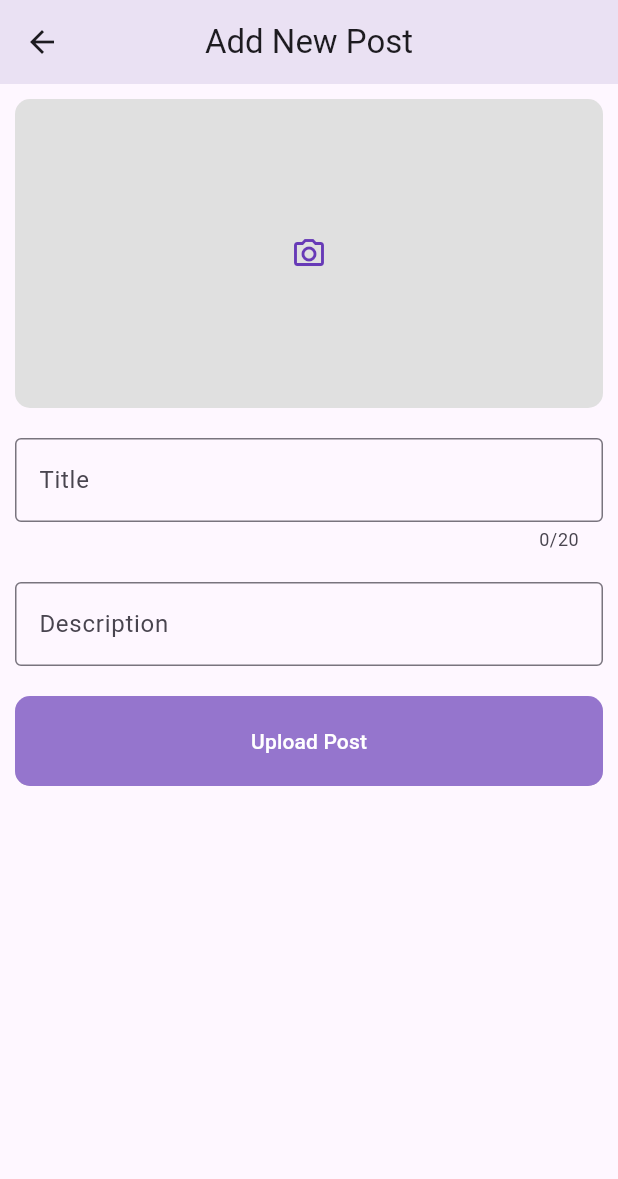
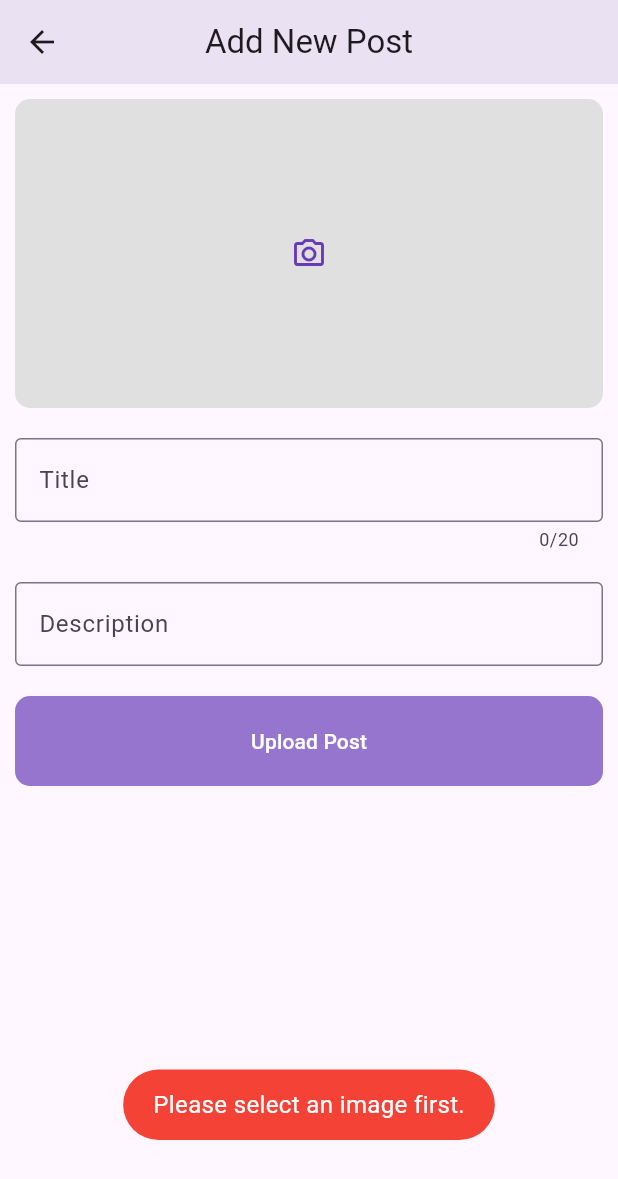
Before and after one commit to rakib5377/blogapp, a Flutter app: the AddPostScreen screen opened directly, after a tap on "Upload Post", on a phone screen of 412 x 824 dp. Shown: the top 1179 px of the screen. Run offline on Flutter 3.47's test engine with Material 3 defaults, Android fonts, the phone set to English and light mode, and no system bars; drawn by our look-alikes of modal_progress_hud_nsn; our stand-ins replace firebase_auth, firebase_core, firebase_database, firebase_storage, fluttertoast, image_picker and 1 more; accounts and stored records are empty.

Commit message:
Post added

```diff
--- a/lib/screens/add_post_screen.dart
+++ b/lib/screens/add_post_screen.dart
@@ -1,8 +1,13 @@
 import 'dart:io';
-
 import 'package:blogapp/components/round_button.dart';
+import 'package:firebase_auth/firebase_auth.dart';
+import 'package:firebase_database/firebase_database.dart';
+import 'package:firebase_storage/firebase_storage.dart';
 import 'package:flutter/material.dart';
+import 'package:fluttertoast/fluttertoast.dart';
 import 'package:image_picker/image_picker.dart';
+import 'package:firebase_storage/firebase_storage.dart' as firebase_storage;
+import 'package:modal_progress_hud_nsn/modal_progress_hud_nsn.dart';
 
 class AddPostScreen extends StatefulWidget {
   const AddPostScreen({super.key});
@@ -13,12 +18,17 @@ class AddPostScreen extends StatefulWidget {
 
 class _AddPostScreenState extends State<AddPostScreen> {
 
-  File? _image;
+  bool showSpinner = false;
+  final postRef = FirebaseDatabase.instance.ref().child('Posts');
+  firebase_storage.FirebaseStorage storage = firebase_storage.FirebaseStorage.instance;
+  FirebaseAuth _auth = FirebaseAuth.instance;
   final _formkey = GlobalKey<FormState>();
   TextEditingController titleController = TextEditingController();
   TextEditingController descriptionController = TextEditingController();
   String title='', description='';
 
+
+  File? _image;
   final picker = ImagePicker();
   Future getImageCamera() async{
     final pickedFile =await picker.pickImage(source: ImageSource.camera);
@@ -77,7 +87,9 @@ class _AddPostScreenState extends State<AddPostScreen> {
   @override
   Widget build(BuildContext context) {
     var mediaQuery = MediaQuery.of(context).size;
-    return Scaffold(
+    return ModalProgressHUD(
+      inAsyncCall: showSpinner,
+      child: Scaffold(
         appBar: AppBar(title: Text("Add New Post")),
         body: SingleChildScrollView(
           padding: EdgeInsets.symmetric(horizontal: 10,vertical: 10),
@@ -152,13 +164,80 @@ class _AddPostScreenState extends State<AddPostScreen> {
                     },
                   ),
                   SizedBox(height: 20,),
-                RoundButton(title: "Upload Post", onPress: (){}, borderSize: 10)
+                  RoundButton(title: "Upload Post", onPress: () async {
+                    if (_image == null) {
+                      toastMessage("Please select an image first.");
+                      return;
+                    }
+
+                    setState(() {
+                      showSpinner = true;
+                    });
+
+                    try {
+                      int date = DateTime.now().microsecondsSinceEpoch;
+                      firebase_storage.Reference ref = firebase_storage.FirebaseStorage
+                          .instance
+                          .ref('blogapp/$date.jpg');
+
+                      UploadTask uploadTask = ref.putFile(_image!.absolute);
+                      TaskSnapshot snapshot = await uploadTask;
+
+                      if (snapshot.state == TaskState.success) {
+                        var newUrl = await snapshot.ref.getDownloadURL();
+
+                        final User? user = _auth.currentUser;
+                        postRef.child("Post List").child(date.toString()).set({
+                          "pId": date.toString(),
+                          "pImage": newUrl.toString(),
+                          "pTime": date.toString(),
+                          "pTitle": titleController.text.toString(),
+                          "pDescription": descriptionController.text.toString(),
+                          "pEmail": user!.email.toString(),
+                          "pUid": user.uid.toString(),
+                        }).then((value) {
+                          setState(() {
+                            showSpinner = false;
+                          });
+                          toastMessage("Post Published");
+                        }).onError((onError, stackTrace) {
+                          setState(() {
+                            showSpinner = false;
+                          });
+                          toastMessage(onError.toString());
+                        });
+                      } else {
+                        setState(() {
+                          showSpinner = false;
+                        });
+                        toastMessage("Upload failed.");
+                      }
+                    } catch (e) {
+                      setState(() {
+                        showSpinner = false;
+                      });
+                      toastMessage(e.toString());
+                    }
+                  }
+                      , borderSize: 10)
                 ],
               )
               )
             ],
           ),
         ),
+      ),
+    );
+  }
+  void toastMessage(String message){
+    Fluttertoast.showToast(
+        msg: message,
+        toastLength: Toast.LENGTH_SHORT,
+        gravity: ToastGravity.BOTTOM,
+        timeInSecForIosWeb: 1,
+        backgroundColor: Colors.red,
+        textColor: Colors.white,
+        fontSize: 16.0
     );
   }
 }
--- a/pubspec.yaml
+++ b/pubspec.yaml
@@ -42,6 +42,7 @@ dependencies:
   image_picker: ^1.1.2
   cloud_firestore: ^5.6.6
   firebase_database: ^11.3.5
+  firebase_storage: ^12.4.5
   intl: ^0.20.2
 
 dev_dependencies:
```
Also changed, not shown: pubspec.lock, 3 other files. Lines whose indentation alone changed are shown as unchanged.
